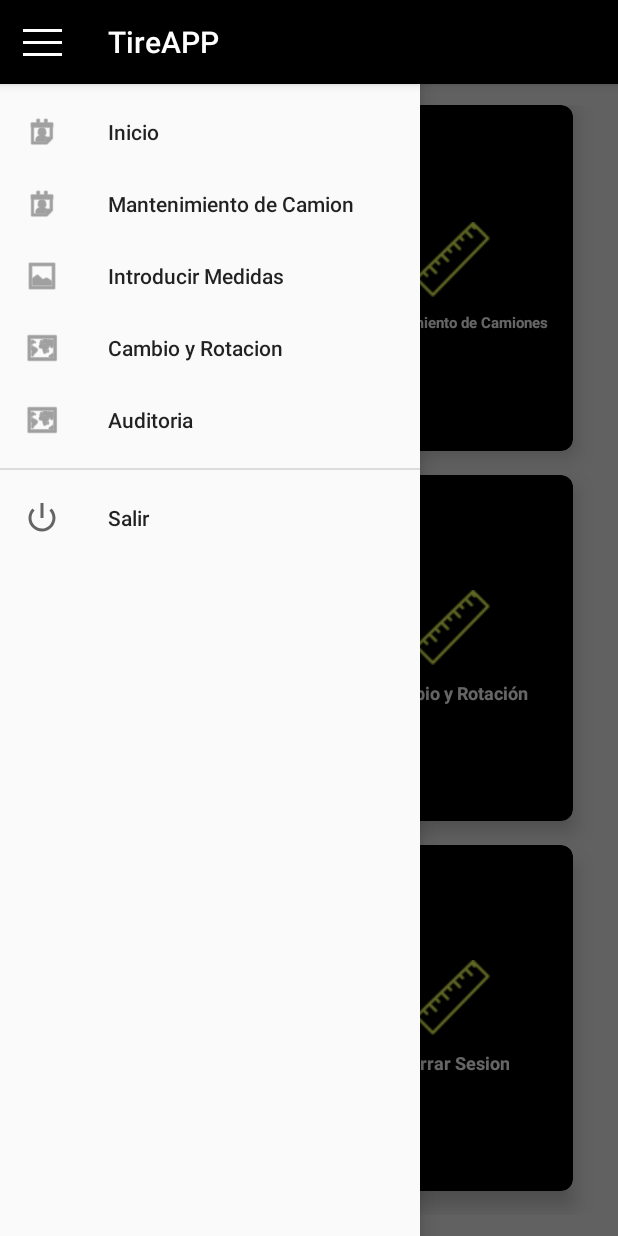
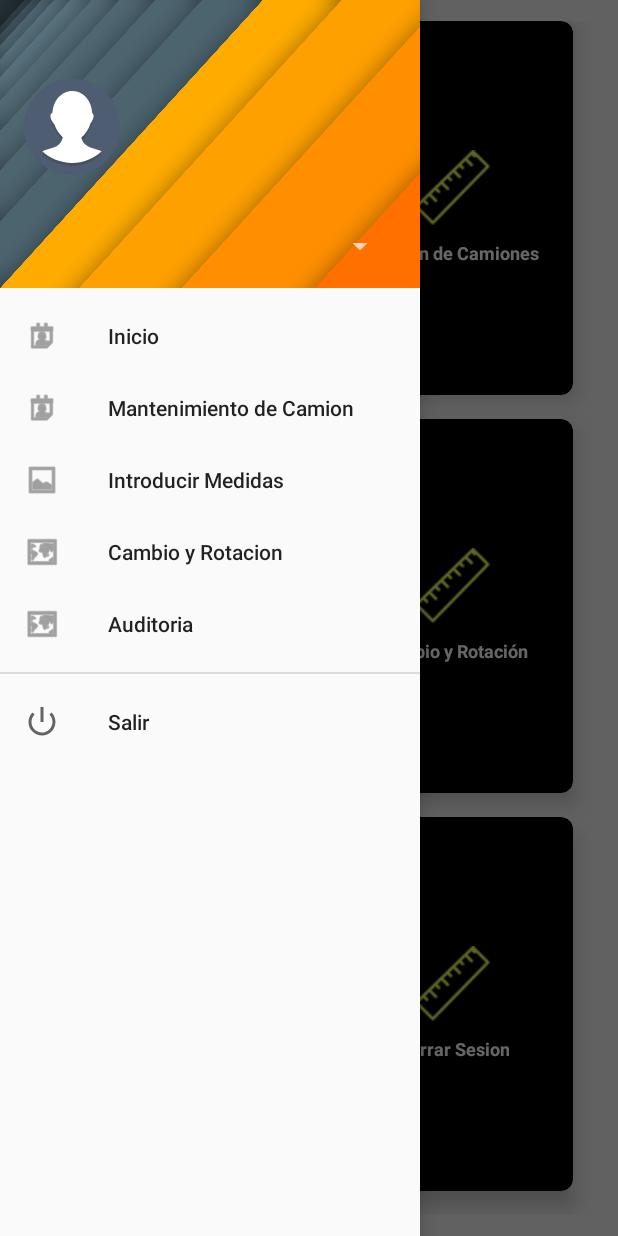
Before and after one commit to liset08/TireAPP, an Android app: the screen it shows after launch (MenuPrincipal), with the side drawer open, on a phone screen of 412 x 824 dp. Run offline under Robolectric (Android 15) with nearby library versions, the light colour scheme and no system bars; libraries missing offline, so code that uses them is left out: com.orm; 5 statements that could not run were skipped.

Commit message:
Design Menu

```diff
--- a/app/src/main/AndroidManifest.xml
+++ b/app/src/main/AndroidManifest.xml
@@ -47,7 +47,7 @@
             android:theme="@style/Theme.AppCompat.NoActionBar" />
         <activity
             android:name=".MenuPrincipal"
-            android:theme="@style/AppTheme">
+            android:theme="@style/AppTheme.NoActionBar">
             <intent-filter>
                 <action android:name="android.intent.action.MAIN" />
 
--- /dev/null
+++ b/app/src/main/res/drawable/ic_profile.xml
@@ -0,0 +1,6 @@
+<vector android:height="24dp" android:viewportHeight="64.0"
+    android:viewportWidth="64.0" android:width="24dp" xmlns:android="http://schemas.android.com/apk/res/android">
+    <path android:fillColor="#4F5D73" android:pathData="M32,32m-32,0a32,32 0,1 1,64 0a32,32 0,1 1,-64 0"/>
+    <path android:fillAlpha="0.2" android:fillColor="#231F20" android:pathData="M43.9,47.54c-3.82,-1.66 -5.22,-4.24 -5.64,-6.47c2.75,-2.21 4.94,-5.76 6.15,-9.57c1.24,-1.58 1.96,-3.23 1.96,-4.62c0,-0.95 -0.35,-1.65 -0.95,-2.16c-0.2,-8.11 -5.94,-14.61 -13.04,-14.71C32.32,10.01 32.27,10 32.21,10c-0.02,0 -0.04,0 -0.06,0c-7.05,0.04 -12.78,6.41 -13.13,14.41c-0.88,0.53 -1.39,1.3 -1.39,2.47c0,1.64 0.99,3.63 2.66,5.45c1.19,3.33 3.12,6.38 5.5,8.44c-0.35,2.29 -1.7,5.04 -5.7,6.78c-2.16,0.94 -6.11,1.78 -7.81,2.65c4.36,4.77 12.62,7.77 19.59,7.8l0.1,0C31.98,58 31.99,58 32,58c7.01,0 15.32,-3.01 19.71,-7.81C50.01,49.32 46.06,48.48 43.9,47.54z"/>
+    <path android:fillColor="#FFFFFF" android:pathData="M43.9,45.54c-3.82,-1.66 -5.22,-4.24 -5.64,-6.47c2.75,-2.21 4.94,-5.76 6.15,-9.57c1.24,-1.58 1.96,-3.23 1.96,-4.62c0,-0.95 -0.35,-1.65 -0.95,-2.16C45.21,14.62 39.47,8.11 32.38,8.01C32.32,8.01 32.27,8 32.21,8c-0.02,0 -0.04,0 -0.06,0c-7.05,0.04 -12.78,6.41 -13.13,14.41c-0.88,0.53 -1.39,1.3 -1.39,2.47c0,1.64 0.99,3.63 2.66,5.45c1.19,3.33 3.12,6.38 5.5,8.44c-0.35,2.29 -1.7,5.04 -5.7,6.78c-2.16,0.94 -6.11,1.78 -7.81,2.65c4.36,4.77 12.62,7.77 19.59,7.8l0.1,0C31.98,56 31.99,56 32,56c7.01,0 15.32,-3.01 19.71,-7.81C50.01,47.32 46.06,46.48 43.9,45.54z"/>
+</vector>
--- a/app/src/main/res/layout/activity_menu_principal.xml
+++ b/app/src/main/res/layout/activity_menu_principal.xml
@@ -62,7 +62,7 @@
                     <TextView
                         android:layout_width="wrap_content"
                         android:layout_height="wrap_content"
-                        android:text="Manteniemto de Neumaticos"
+                        android:text="Gestión de Neumaticos"
                         android:textAlignment="center"
                         android:textColor="@android:color/white"
                         android:textSize="12sp"
@@ -103,10 +103,10 @@
                         android:layout_height="wrap_content" />
 
                     <TextView
-                        android:text="Mantenimiento de Camiones"
+                        android:text="Gestión de Camiones"
                         android:textAlignment="center"
                         android:textColor="@android:color/white"
-                        android:textSize="10sp"
+                        android:textSize="12sp"
                         android:textStyle="bold"
                         android:layout_width="wrap_content"
                         android:layout_height="wrap_content" />
@@ -299,7 +299,8 @@
         android:layout_height="match_parent"
         android:layout_gravity="start"
         android:fitsSystemWindows="true"
-        app:menu="@menu/navigation" />
+        app:menu="@menu/navigation"
+        app:headerLayout="@layout/navigation_header"/>
 
 
 </android.support.v4.widget.DrawerLayout>
--- /dev/null
+++ b/app/src/main/res/layout/navigation_header.xml
@@ -0,0 +1,35 @@
+<LinearLayout xmlns:android="http://schemas.android.com/apk/res/android"
+    xmlns:app="http://schemas.android.com/apk/res-auto"
+    xmlns:tools="http://schemas.android.com/tools"
+    android:layout_width="match_parent"
+    android:layout_height="192dp"
+    android:background="@drawable/bg_041"
+    android:gravity="bottom"
+    android:orientation="vertical"
+    android:padding="16dp"
+    android:theme="@style/ThemeOverlay.AppCompat.Dark">
+
+    <ImageView
+        android:id="@+id/menu_photo"
+        android:layout_width="64dp"
+        android:layout_height="64dp"
+        android:layout_marginBottom="16dp"
+        android:scaleType="centerCrop"
+        app:srcCompat="@drawable/ic_profile" />
+
+    <TextView
+        android:id="@+id/menu_fullname"
+        android:layout_width="match_parent"
+        android:layout_height="wrap_content"
+        android:textAppearance="@style/TextAppearance.AppCompat.Body1"
+        android:textStyle="bold"
+        tools:text="Nombres"/>
+
+    <TextView
+        android:id="@+id/menu_email"
+        style="@style/Widget.AppCompat.Spinner"
+        android:layout_width="match_parent"
+        android:layout_height="wrap_content"
+        android:textAppearance="@style/TextAppearance.AppCompat.Body1"
+        tools:text="Rol"/>
+</LinearLayout>
--- a/app/src/main/res/values/styles.xml
+++ b/app/src/main/res/values/styles.xml
@@ -38,7 +38,10 @@
     <style name="AppTheme.NoActionBar">
         <item name="windowActionBar">false</item>
         <item name="windowNoTitle">true</item>
+        <item name="android:windowTranslucentStatus">true</item>
+        <item name="android:windowTranslucentNavigation">true</item>
     </style>
+
 
     <style name="AppTheme.AppBarOverlay" parent="ThemeOverlay.AppCompat.Dark.ActionBar" />
 
```
Also changed, not shown: app/src/main/java/com/example/pepe/tireapp/MenuPrincipal.java (+62 -4 lines), app/src/main/res/drawable-hdpi/bg_041.jpg (added).
